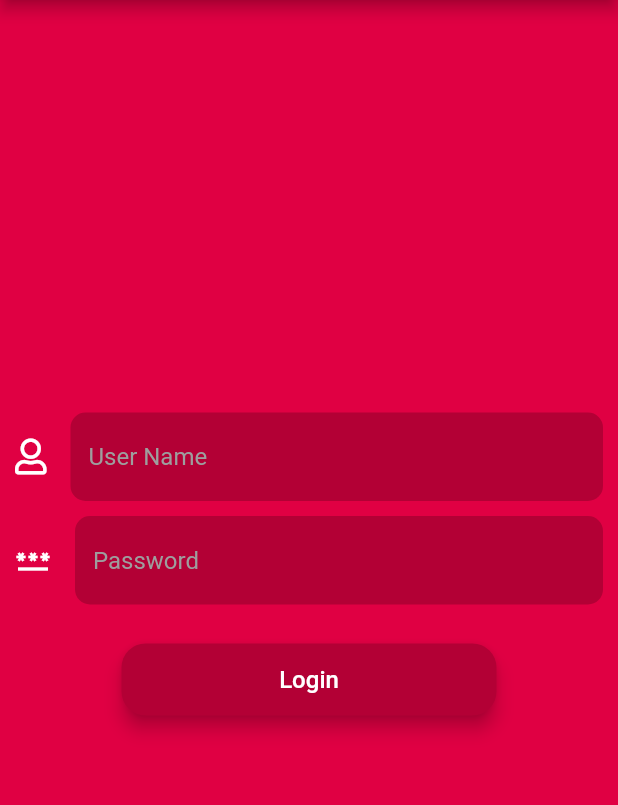
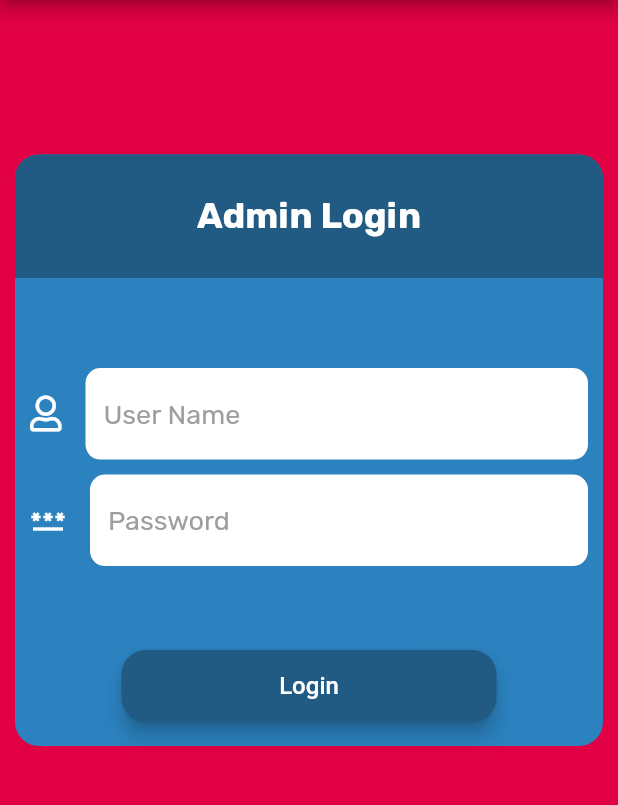
Before and after one commit to Team-De-bug/med_bay_patients, a Flutter app: the screen it shows after launch, in the side drawer, after a tap on "Settings", on a phone screen of 412 x 824 dp, the part 84-889 px from its top. Run offline on Flutter 3.47's test engine with Material 2 defaults, Android fonts, the light colour scheme and no system bars; our stand-ins replace flutter_spinkit, font_awesome_flutter, geolocator.

Commit message:
modified admin login page

```diff
--- a/lib/constants.dart
+++ b/lib/constants.dart
@@ -17,9 +17,21 @@ const kDataTextStyle = TextStyle(
   fontWeight: FontWeight.bold,
 );
 
+const kTextFieldTextStyle = TextStyle(
+  color: Colors.black,
+  fontFamily: 'Rubik',
+  fontSize: 18.0,
+);
+
+const kDBlue = Color(0xFF215A82);
+
+const KDBlueActive = Color(0xFF889CAA);
+
+const kBaseBlue = Color(0xFF2B82BF);
+
 const kTextInputStyle = InputDecoration(
   filled: true,
-  fillColor: kDRed,
+  fillColor: Colors.white,
   icon: FaIcon(
     FontAwesomeIcons.user,
     color: Colors.white,
@@ -34,5 +46,4 @@ const kTextInputStyle = InputDecoration(
     ),
     borderSide: BorderSide.none,
   ),
-
 );
--- a/lib/screens/admin_login_screen.dart
+++ b/lib/screens/admin_login_screen.dart
@@ -3,6 +3,9 @@ import 'package:font_awesome_flutter/font_awesome_flutter.dart';
 import 'package:med_bay_patients/components/rounded_button.dart';
 import 'package:med_bay_patients/constants.dart';
 import 'package:med_bay_patients/screens/settings_screen.dart';
+
+final userTextController = TextEditingController();
+final userPassTextController = TextEditingController();
 
 class AdminLoginScreen extends StatefulWidget {
   static const String id = 'admin_login_screen';
@@ -22,6 +25,7 @@ class _AdminLoginScreenState extends State<AdminLoginScreen> {
   @override
   Widget build(BuildContext context) {
     return Scaffold(
+      resizeToAvoidBottomInset: false,
       appBar: AppBar(
         title: Padding(
           padding: EdgeInsets.only(
@@ -37,13 +41,54 @@ class _AdminLoginScreenState extends State<AdminLoginScreen> {
       ),
       backgroundColor: Color(0xffe00043),
       body: SafeArea(
+        child: SingleChildScrollView(
+          scrollDirection: Axis.vertical,
           child: Padding(
-          padding: EdgeInsets.only(left: 10.0, right: 10.0),
+            padding: EdgeInsets.only(
+              left: 10.0,
+              right: 10.0,
+              top: MediaQuery.of(context).size.height / 8,
+              bottom: MediaQuery.of(context).size.height / 6,
+            ),
+            child: Material(
+              color: kBaseBlue,
+              borderRadius: BorderRadius.circular(16.0),
+              child: Column(
+                children: <Widget>[
+                  Material(
+                    borderRadius: BorderRadius.only(
+                      topLeft: Radius.circular(16.0),
+                      topRight: Radius.circular(16.0),
+                    ),
+                    color: kDBlue,
+                    child: Container(
+                      width: MediaQuery.of(context).size.width,
+                      height: MediaQuery.of(context).size.height / 10,
+                      child: Center(
+                        child: Text(
+                          'Admin Login',
+                          style: kAboutTextStyle.copyWith(
+                            fontSize: 24,
+                            fontWeight: FontWeight.bold,
+                          ),
+                        ),
+                      ),
+                    ),
+                  ),
+                  Padding(
+                    padding: EdgeInsets.only(
+                      left: 10.0,
+                      right: 10.0,
+                    ),
                     child: Column(
                       mainAxisAlignment: MainAxisAlignment.center,
                       children: <Widget>[
+                        SizedBox(
+                          height: 60,
+                        ),
                         TextField(
                           keyboardType: TextInputType.name,
+                          controller: userTextController,
                           onChanged: (value) {
                             userName = value;
                           },
@@ -54,15 +99,14 @@ class _AdminLoginScreenState extends State<AdminLoginScreen> {
                               color: Colors.white,
                             ),
                           ),
-                style: TextStyle(
-                  color: Colors.white,
-                ),
+                          style: kTextFieldTextStyle,
                         ),
                         SizedBox(
                           height: 10,
                         ),
                         TextField(
                           obscureText: true,
+                          controller: userPassTextController,
                           onChanged: (value) {
                             userPass = value;
                           },
@@ -73,25 +117,30 @@ class _AdminLoginScreenState extends State<AdminLoginScreen> {
                               color: Colors.white,
                             ),
                           ),
-                style: TextStyle(
-                  color: Colors.white,
-                ),
+                          style: kTextFieldTextStyle,
                         ),
                         SizedBox(
-                height: 10,
+                          height: 40,
                         ),
                         RoundedButton(
                           title: 'Login',
-                color: kDRed,
+                          color: kDBlue,
                           onPressed: () {
                             if (userName == admin && userPass == adminPass) {
                               Navigator.pushNamed(context, SettingsScreen.id);
+                              userTextController.clear();
+                              userPassTextController.clear();
                             }
                           },
                         ),
                       ],
                     ),
                   ),
+                ],
+              ),
+            ),
+          ),
+        ),
       ),
     );
   }
```
Lines whose indentation alone changed are shown as unchanged.
